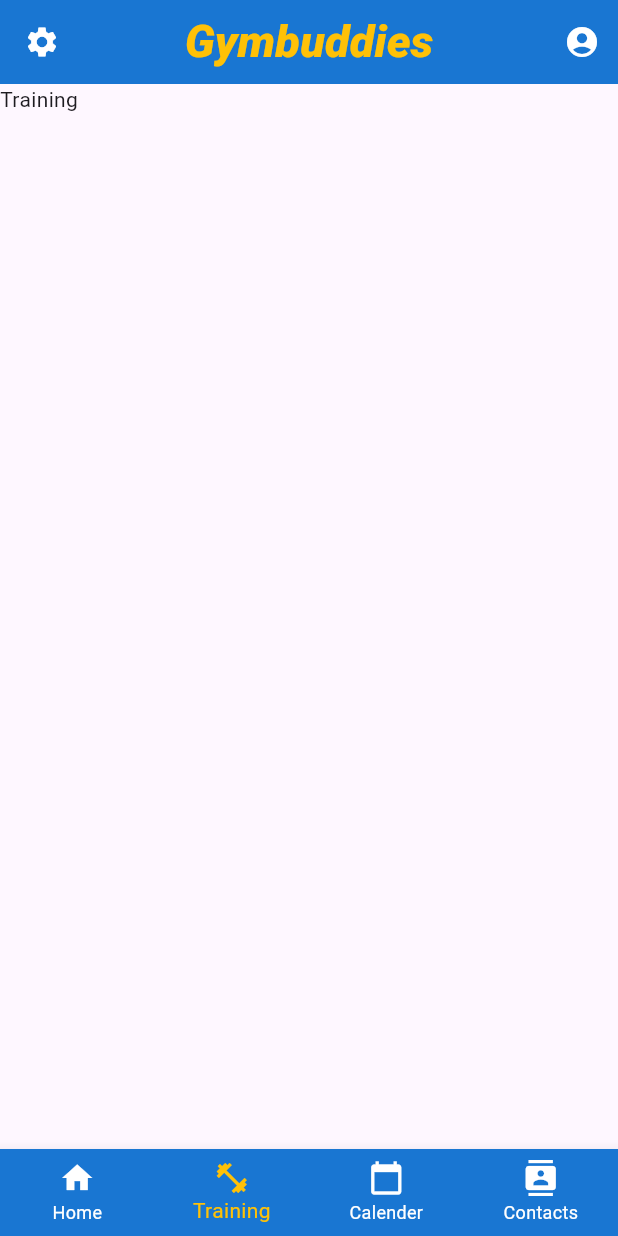
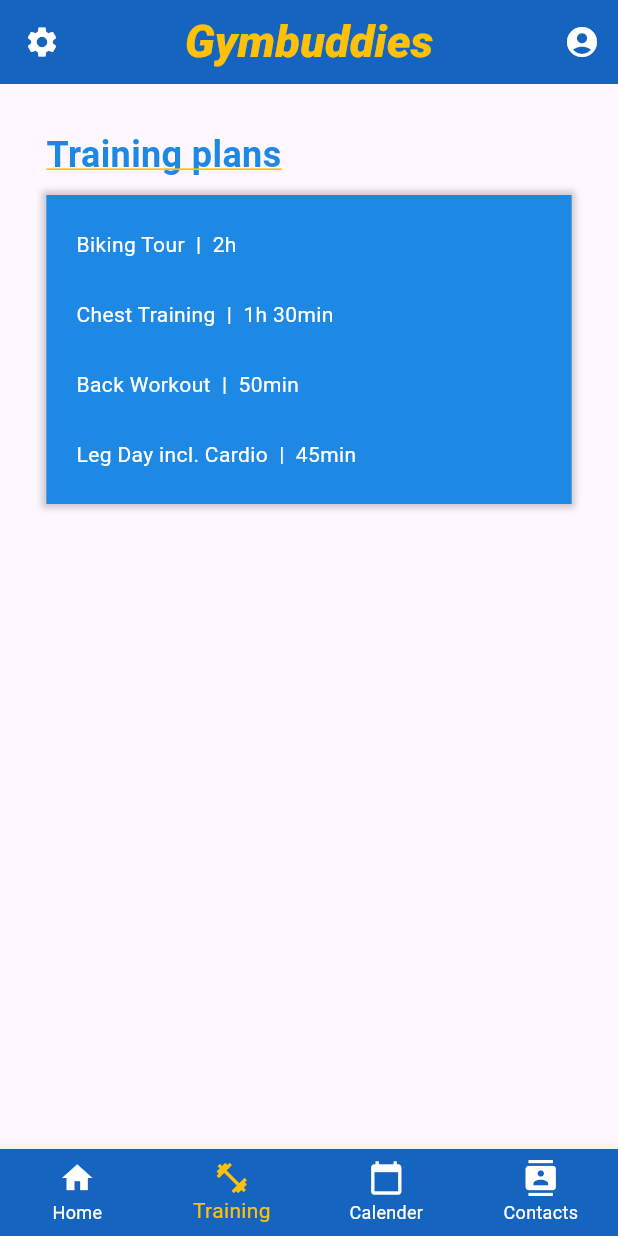
Before and after one commit to julienco03/gymbuddies-flutter, a Flutter app: the screen it shows after launch, item 2 of the bottom bar chosen, on a phone screen of 412 x 824 dp. Run offline on Flutter 3.47's test engine with Material 3 defaults, Android fonts, the phone set to English and light mode, and no system bars; our stand-ins replace table_calendar.

Commit message:
Minor adjustments

```diff
--- a/lib/common_layout.dart
+++ b/lib/common_layout.dart
@@ -69,7 +69,7 @@ class CommonLayout extends StatelessWidget {
             fontStyle: FontStyle.italic,
           ),
         ),
-        backgroundColor: AppColors.getSecondaryColor(isDarkMode),
+        backgroundColor: AppColors.getPrimaryColor(isDarkMode),
         centerTitle: true,
         iconTheme: IconThemeData(color: AppColors.getTextColor(isDarkMode)),
         leading: IconButton(
@@ -96,7 +96,7 @@ class CommonLayout extends StatelessWidget {
       body: body,
       bottomNavigationBar: BottomNavigationBar(
         type: BottomNavigationBarType.fixed,
-        backgroundColor: AppColors.getSecondaryColor(isDarkMode),
+        backgroundColor: AppColors.getPrimaryColor(isDarkMode),
         items: const <BottomNavigationBarItem>[
           BottomNavigationBarItem(
             icon: Icon(Icons.home),
--- /dev/null
+++ b/lib/components/container_with_text_and_buttons.dart
@@ -0,0 +1,70 @@
+import 'package:flutter/material.dart';
+import '../utils/colors.dart';
+
+class ContainerWithTextAndButtons extends StatelessWidget {
+  final String heading;
+  final List<String> containerText;
+  final bool darkMode;
+
+  const ContainerWithTextAndButtons({
+    required this.heading,
+    required this.containerText,
+    required this.darkMode,
+    super.key,
+  });
+
+  @override
+  Widget build(BuildContext context) {
+    double screenHeight = MediaQuery.of(context).size.height;
+    double screenWidth = MediaQuery.of(context).size.width;
+
+    return Column(
+      crossAxisAlignment: CrossAxisAlignment.start,
+      children: [
+        Row(
+          children: [
+            Text(
+              heading,
+              style: TextStyle(
+                  fontSize: 24.0,
+                  fontWeight: FontWeight.bold,
+                  color: AppColors.getSecondaryColor(darkMode),
+                  decoration: TextDecoration.underline,
+                  decorationColor: AppColors.getAccentColor(darkMode)),
+            ),
+          ],
+        ),
+        const Padding(padding: EdgeInsetsDirectional.symmetric(vertical: 5.0)),
+        Row(
+          children: [
+            Container(
+              padding:
+                  const EdgeInsets.symmetric(horizontal: 20.0, vertical: 10.0),
+              height: screenHeight * 0.25,
+              width: screenWidth * 0.85,
+              decoration: BoxDecoration(
+                color: AppColors.getSecondaryColor(darkMode),
+                boxShadow: [
+                  BoxShadow(
+                      color: AppColors.getShadowColor(darkMode),
+                      spreadRadius: 3,
+                      blurRadius: 3),
+                ],
+              ),
+              child: Column(
+                mainAxisAlignment: MainAxisAlignment.spaceAround,
+                crossAxisAlignment: CrossAxisAlignment.start,
+                children: containerText.map((String text) {
+                  return Text(
+                    text,
+                    style: TextStyle(color: AppColors.getTextColor(darkMode)),
+                  );
+                }).toList(),
+              ),
+            ),
+          ],
+        ),
+      ],
+    );
+  }
+}
--- a/lib/components/event_calender.dart
+++ b/lib/components/event_calender.dart
@@ -60,7 +60,6 @@ class _EventCalenderState extends State<EventCalender> {
             eventLoader: _getEventsForDay,
             startingDayOfWeek: StartingDayOfWeek.monday,
             calendarStyle: CalendarStyle(
-              // Use `CalendarStyle` to customize the UI
               outsideDaysVisible: true,
               selectedTextStyle: const TextStyle(color: Colors.black),
               selectedDecoration: BoxDecoration(
@@ -71,6 +70,8 @@ class _EventCalenderState extends State<EventCalender> {
                   color: AppColors.getAccentColor(isDarkMode).withOpacity(0.5),
                   shape: BoxShape.circle),
             ),
+            headerStyle: const HeaderStyle(
+                formatButtonVisible: false, titleCentered: true),
             onDaySelected: _onDaySelected,
             onPageChanged: (focusedDay) {
               _focusedDay = focusedDay;
@@ -84,17 +85,53 @@ class _EventCalenderState extends State<EventCalender> {
                 return ListView.builder(
                   itemCount: value.length,
                   itemBuilder: (context, index) {
-                    return Container(
+                    return Dismissible(
+                      key: Key(value[index].toString()),
+                      direction: DismissDirection.endToStart,
+                      onDismissed: (direction) {
+                        if (direction == DismissDirection.endToStart) {
+                          setState(() {
+                            // TODO: Event richtig löschen
+                            _selectedEvents.value.removeAt(index);
+                          });
+                          ScaffoldMessenger.of(context).showSnackBar(
+                            SnackBar(
+                              content: Text('${value[index]} removed'),
+                              duration: const Duration(seconds: 3),
+                              action: SnackBarAction(
+                                label: 'Undo',
+                                onPressed: () {
+                                  setState(() {
+                                    // TODO: Löschen von Event richtig rückgängig machen
+                                    _selectedEvents.value
+                                        .insert(index, value[index]);
+                                  });
+                                },
+                              ),
+                            ),
+                          );
+                        }
+                      },
+                      background: Container(
+                        color: Colors.red,
+                        alignment: Alignment.centerRight,
+                        padding: const EdgeInsets.only(right: 20.0),
+                        child: const Icon(Icons.delete),
+                      ),
+                      child: Container(
                         margin: const EdgeInsets.symmetric(
                           horizontal: 12.0,
                           vertical: 4.0,
                         ),
                         decoration: BoxDecoration(
-                        border: Border.all(),
+                          color: AppColors.getSecondaryColor(isDarkMode),
                           borderRadius: BorderRadius.circular(12.0),
                         ),
                         child: ListTile(
+                          // TODO: Neben dem Titel soll auch die Uhrzeit angezeigt werden
+                          textColor: AppColors.getTextColor(isDarkMode),
                           title: Text('${value[index]}'),
+                        ),
                       ),
                     );
                   },
--- a/lib/pages/calender.dart
+++ b/lib/pages/calender.dart
@@ -44,7 +44,12 @@ class CalenderPageBody extends StatelessWidget {
         bottom: 16.0,
         right: 16.0,
         child: FloatingActionButton(
-          onPressed: () {},
+          onPressed: () {
+            // TODO: Bei Klick auf den Plus-Button soll sich eine neue View über der CalenderPage öffnen,
+            // mit der man einen neuen Trainingstermin hinzufügen kann
+            // Das Datum holt man sich hierbei über den ausgewählten Tag
+            // Der neue Termin wird schließlich in der Datenbank gespeichert
+          },
           backgroundColor: AppColors.getAccentColor(isDarkMode),
           child: const Icon(Icons.add), // Hintergrundfarbe des FABs
         ),
--- a/lib/pages/training.dart
+++ b/lib/pages/training.dart
@@ -1,5 +1,6 @@
 import 'package:flutter/material.dart';
 import 'package:gymbuddies/common_layout.dart';
+import 'package:gymbuddies/components/container_with_text_and_buttons.dart';
 
 class TrainingPage extends StatelessWidget {
   const TrainingPage({super.key});
@@ -7,8 +8,41 @@ class TrainingPage extends StatelessWidget {
   @override
   Widget build(BuildContext context) {
     return const CommonLayout(
-      body: Text("Training"),
+      body: TrainingPageBody(),
       selectedIndex: 1,
     );
   }
 }
+
+class TrainingPageBody extends StatelessWidget {
+  const TrainingPageBody({super.key});
+
+  @override
+  Widget build(BuildContext context) {
+    Brightness platformBrightness = MediaQuery.of(context).platformBrightness;
+    bool isDarkMode = platformBrightness == Brightness.dark;
+
+    List<String> trainingPlans = const [
+      "Biking Tour  |  2h",
+      "Chest Training  |  1h 30min",
+      "Back Workout  |  50min",
+      "Leg Day incl. Cardio  |  45min",
+    ];
+
+    return Column(
+        mainAxisAlignment: MainAxisAlignment.start,
+        crossAxisAlignment: CrossAxisAlignment.center,
+        children: [
+          const Padding(padding: EdgeInsets.only(top: 30.0)),
+          Row(
+            mainAxisAlignment: MainAxisAlignment.center,
+            children: [
+              ContainerWithTextAndButtons(
+                  heading: "Training plans",
+                  containerText: trainingPlans,
+                  darkMode: isDarkMode)
+            ],
+          )
+        ]);
+  }
+}
--- a/lib/utils/colors.dart
+++ b/lib/utils/colors.dart
@@ -1,10 +1,10 @@
 import 'package:flutter/material.dart';
 
 class AppColors {
-  static const Color _primaryColor = Color(0xFFECECEC);
+  static const Color _primaryColor = Color(0xFF1565C0);
   static const Color _primaryColorDark = Color(0xFFECECEC);
 
-  static const Color _secondaryColor = Color(0xFF1976D2);
+  static const Color _secondaryColor = Color(0xFF1E88E5);
   static const Color _secondaryColorDark = Color(0xFF211D50);
 
   static const Color _accentColor = Color(0xFFFFC107);
--- a/lib/utils/event.dart
+++ b/lib/utils/event.dart
@@ -1,5 +1,8 @@
 import 'dart:collection';
 import 'package:table_calendar/table_calendar.dart';
+
+// TODO: Die Klasse Event soll evtl. in TrainingSession umbenannt werden
+// und um die Uhrzeit erweitert werden
 
 class Event {
   final String title;
@@ -16,11 +19,11 @@ final kEvents = LinkedHashMap<DateTime, List<Event>>(
 )..addAll(_kEventSource);
 
 final _kEventSource = {
-  // TODO: Get events from database
+  // TODO: Hole Trainingstermine aus Datenbank
   kToday: [
-    const Event('Today\'s Event 1'),
-    const Event('Today\'s Event 2'),
-    const Event('Today\'s Event 3'),
+    const Event('Chest Day with Tom'),
+    const Event('Biking with Max'),
+    const Event('Abs workout'),
   ],
 };
 
```
Lines whose indentation alone changed are shown as unchanged.
